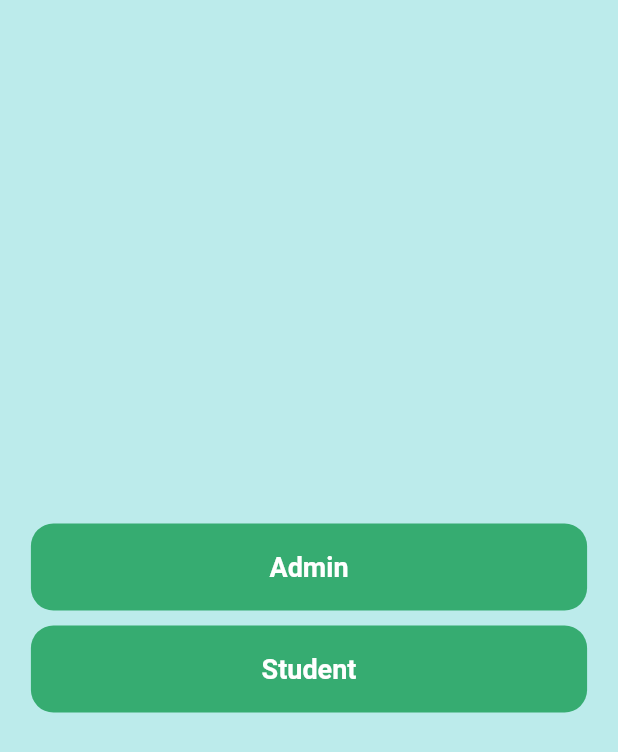
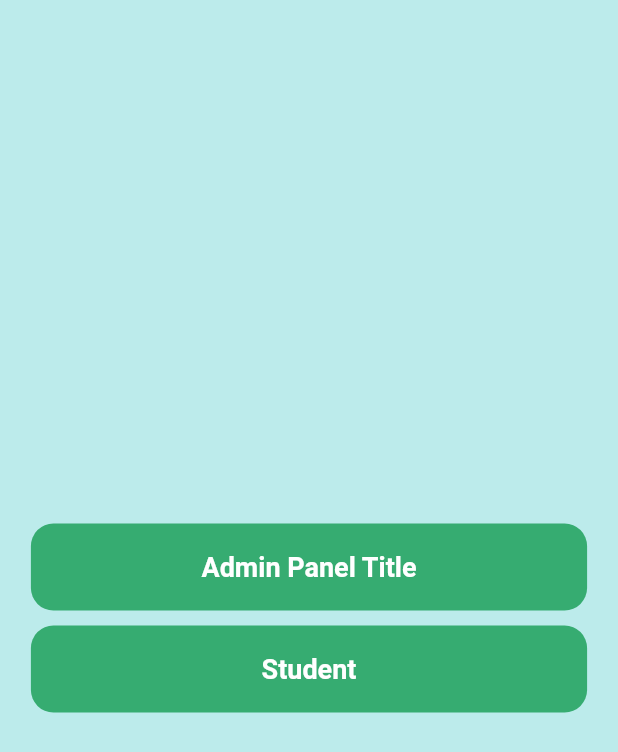
Before and after one commit to mohdhashirsheikh/student_portal_app, a Flutter app: the screen it shows after launch, on a phone screen of 412 x 824 dp. Shown: the top 752 px of the screen. Run offline on Flutter 3.47's test engine with Material 2 defaults, Android fonts, the phone set to English and light mode, and no system bars; our stand-ins replace carousel_slider, date_field, image_picker, otp_text_field.

Commit message:
Main commit

```diff
--- a/lib/Dashboard/DashboardPage.dart
+++ b/lib/Dashboard/DashboardPage.dart
@@ -35,7 +35,7 @@ class DashboardPage extends StatelessWidget {
                             );
                           },
                           child: Text(
-                            "Admin",
+                            "Admin Panel Title",
                             style: TextStyle(
                               color: Colors.white,
                               fontSize: 18,
```
